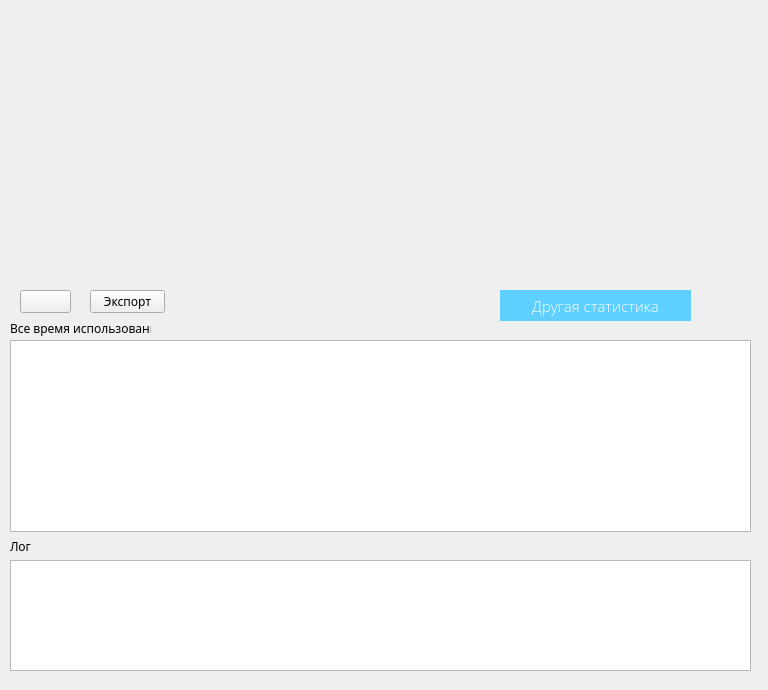
Above: test_form.ui from alex-bul/time_controler before the change. Below: the same form after it.
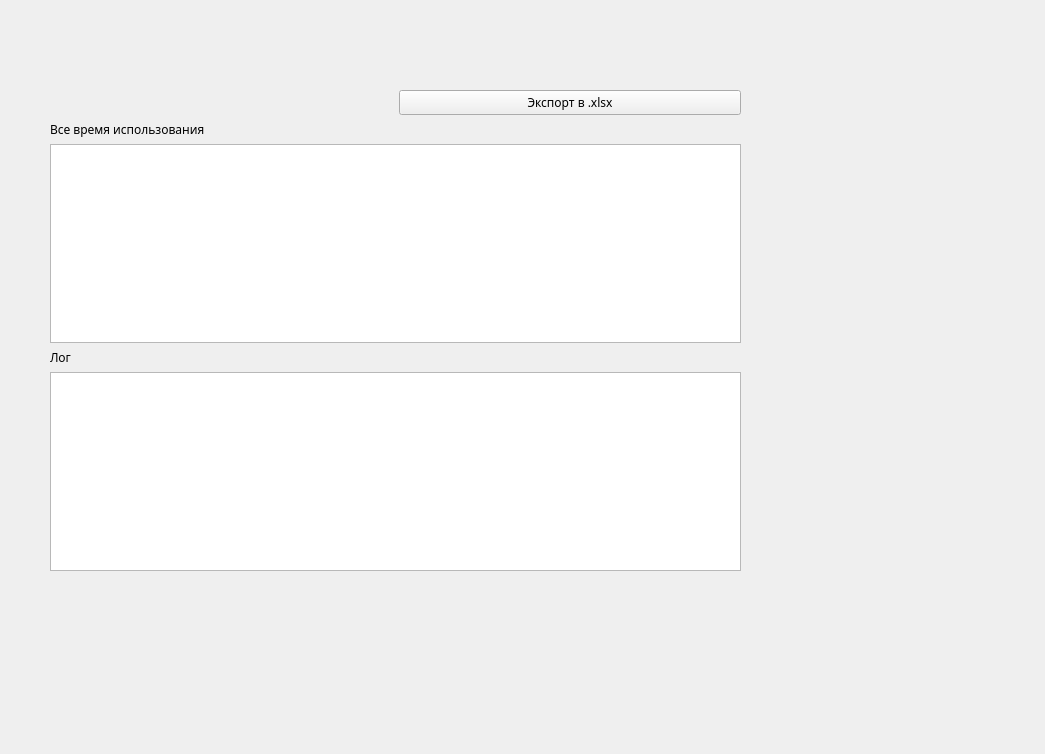
That is the form after the change. Icons and pictures are not drawn.

```diff
--- a/test_form.ui
+++ b/test_form.ui
@@ -6,8 +6,8 @@
    <rect>
     <x>0</x>
     <y>0</y>
-    <width>768</width>
-    <height>690</height>
+    <width>1045</width>
+    <height>754</height>
    </rect>
   </property>
   <property name="font">
@@ -21,133 +21,78 @@
   <widget class="QWidget" name="verticalLayoutWidget">
    <property name="geometry">
     <rect>
-     <x>10</x>
-     <y>20</y>
-     <width>741</width>
-     <height>261</height>
+     <x>40</x>
+     <y>80</y>
+     <width>711</width>
+     <height>501</height>
     </rect>
    </property>
-   <layout class="QVBoxLayout" name="verticalLayout">
+   <layout class="QVBoxLayout" name="verticalLayout_2">
+    <property name="sizeConstraint">
+     <enum>QLayout::SetMaximumSize</enum>
+    </property>
+    <property name="leftMargin">
+     <number>10</number>
+    </property>
+    <property name="topMargin">
+     <number>10</number>
+    </property>
+    <property name="rightMargin">
+     <number>10</number>
+    </property>
+    <property name="bottomMargin">
+     <number>10</number>
+    </property>
     <item>
-     <layout class="QVBoxLayout" name="graph_layout"/>
+     <layout class="QVBoxLayout" name="verticalLayout"/>
+    </item>
+    <item>
+     <layout class="QHBoxLayout" name="horizontalLayout">
+      <item>
+       <widget class="QPushButton" name="buttonRefresh">
+        <property name="styleSheet">
+         <string notr="true">border-radius: 30px;</string>
+        </property>
+        <property name="text">
+         <string/>
+        </property>
+        <property name="icon">
+         <iconset>
+          <normaloff>refresh.png</normaloff>refresh.png</iconset>
+        </property>
+       </widget>
+      </item>
+      <item>
+       <widget class="QPushButton" name="pushButton_2">
+        <property name="text">
+         <string>Экспорт в .xlsx</string>
+        </property>
+       </widget>
+      </item>
+     </layout>
+    </item>
+    <item>
+     <widget class="QLabel" name="label_2">
+      <property name="text">
+       <string>Все время использования</string>
+      </property>
+     </widget>
+    </item>
+    <item>
+     <widget class="QTableWidget" name="tableWidget"/>
+    </item>
+    <item>
+     <widget class="QLabel" name="label">
+      <property name="text">
+       <string>Лог</string>
+      </property>
+     </widget>
+    </item>
+    <item>
+     <widget class="QPlainTextEdit" name="plainTextEdit"/>
     </item>
    </layout>
   </widget>
-  <widget class="QPushButton" name="pushButton">
-   <property name="geometry">
-    <rect>
-     <x>500</x>
-     <y>290</y>
-     <width>191</width>
-     <height>31</height>
-    </rect>
-   </property>
-   <property name="font">
-    <font>
-     <family>Open Sans</family>
-     <pointsize>11</pointsize>
-     <weight>10</weight>
-     <italic>false</italic>
-     <bold>false</bold>
-    </font>
-   </property>
-   <property name="styleSheet">
-    <string notr="true">background-color: rgb(94, 207, 255);
-color: white;
-font: 81 11pt &quot;Open Sans&quot;;
- border-radius: 50px;
-</string>
-   </property>
-   <property name="text">
-    <string>Другая статистика</string>
-   </property>
-   <property name="icon">
-    <iconset>
-     <normaloff>profits.png</normaloff>profits.png</iconset>
-   </property>
-   <property name="iconSize">
-    <size>
-     <width>16</width>
-     <height>16</height>
-    </size>
-   </property>
-  </widget>
-  <widget class="QPushButton" name="pushButton_2">
-   <property name="geometry">
-    <rect>
-     <x>90</x>
-     <y>290</y>
-     <width>75</width>
-     <height>23</height>
-    </rect>
-   </property>
-   <property name="text">
-    <string>Экспорт</string>
-   </property>
-  </widget>
-  <widget class="QPushButton" name="buttonRefresh">
-   <property name="geometry">
-    <rect>
-     <x>20</x>
-     <y>290</y>
-     <width>51</width>
-     <height>23</height>
-    </rect>
-   </property>
-   <property name="text">
-    <string/>
-   </property>
-   <property name="icon">
-    <iconset>
-     <normaloff>refresh.png</normaloff>refresh.png</iconset>
-   </property>
-  </widget>
-  <widget class="QTableWidget" name="tableWidget">
-   <property name="geometry">
-    <rect>
-     <x>10</x>
-     <y>340</y>
-     <width>741</width>
-     <height>192</height>
-    </rect>
-   </property>
-  </widget>
-  <widget class="QPlainTextEdit" name="plainTextEdit">
-   <property name="geometry">
-    <rect>
-     <x>10</x>
-     <y>560</y>
-     <width>741</width>
-     <height>111</height>
-    </rect>
-   </property>
-  </widget>
-  <widget class="QLabel" name="label">
-   <property name="geometry">
-    <rect>
-     <x>10</x>
-     <y>540</y>
-     <width>47</width>
-     <height>13</height>
-    </rect>
-   </property>
-   <property name="text">
-    <string>Лог</string>
-   </property>
-  </widget>
-  <widget class="QLabel" name="label_2">
-   <property name="geometry">
-    <rect>
-     <x>10</x>
-     <y>320</y>
-     <width>141</width>
-     <height>16</height>
-    </rect>
-   </property>
-   <property name="text">
-    <string>Все время использования</string>
-   </property>
-  </widget>
  </widget>
  <resources/>
  <connections/>
```
Left out of the diff: 2 changed lines with no effect on the pictures.
